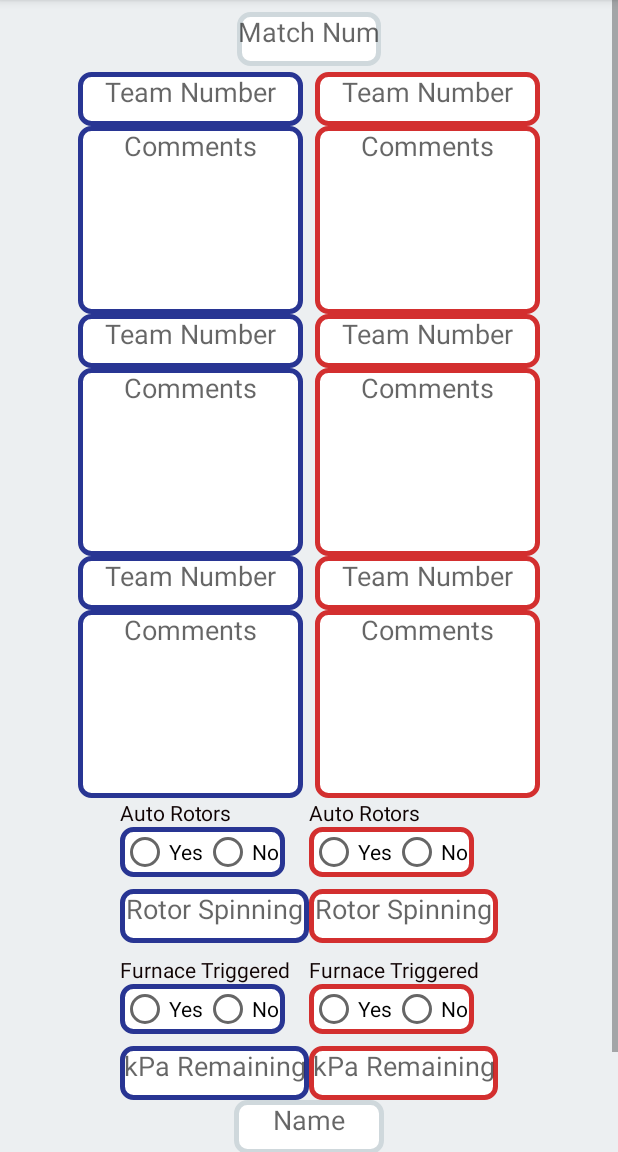
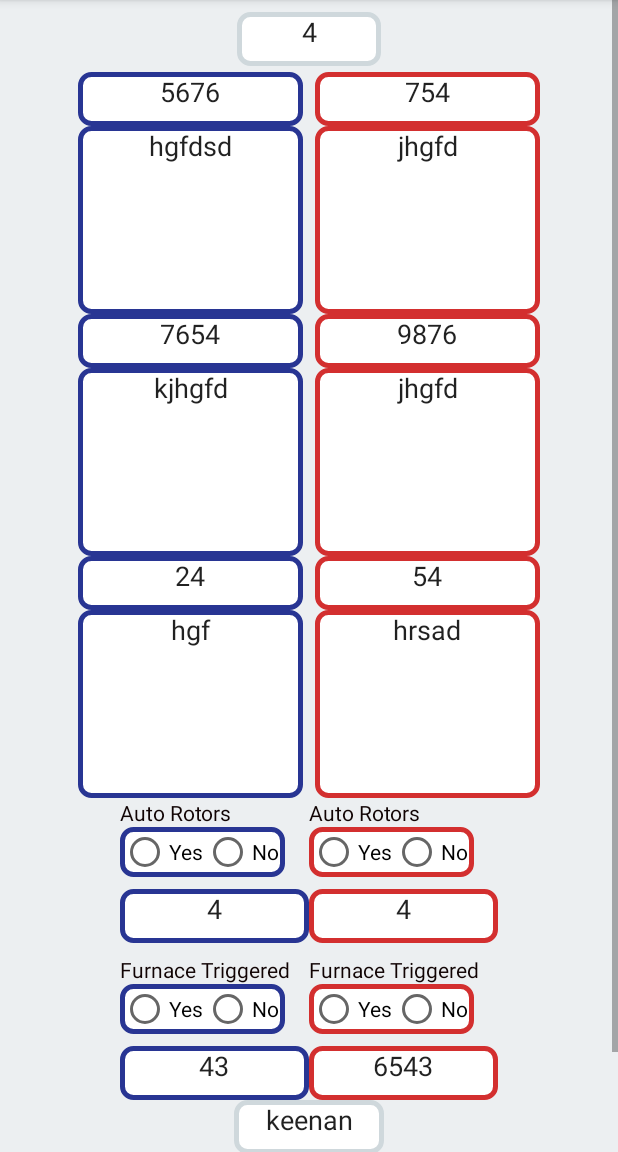
Before and after one commit to Keenan-Ker51/2609Scouting, an Android app: the MentorActivity screen opened directly, with no data from a screen before it, on a phone screen of 412 x 824 dp, the part 84-1236 px from its top. Run offline under Robolectric (Android 15) with nearby library versions, the phone set to English and light mode, and no system bars.

Commit message:
Started Adding stuff from pit scout activity

```diff
--- a/app/src/main/java/com/keenanker/a2609scouting/MentorActivity.java
+++ b/app/src/main/java/com/keenanker/a2609scouting/MentorActivity.java
@@ -70,20 +70,7 @@ public class MentorActivity extends AppCompatActivity {
     String redAutoRotor;
     String redFurnaceCheck;
 
-    public void makeMaster(){
 
-        titleString = "Mentor"+matchNum.getText().toString() + mentorName.getText();
-
-        masterString = teamOneNum.getText().toString() + ";"+  teamOneComments.getText().toString() +
-                ";" + teamTwoNum.getText().toString() + ";"+  teamTwoComments.getText().toString() +
-                ";"+ teamThreeNum.getText().toString() + ";"+  teamThreeComments.getText().toString() +
-                ";"+ teamFourNum.getText().toString() + ";"+  teamFourComments.getText().toString() +
-                ";"+ teamFiveNum.getText().toString() + ",;"+  teamFiveComments.getText().toString() +
-                ";"+ teamSixNum.getText().toString() + ";"+  teamSixComments.getText().toString() + ";"+
-                autoRotor+";"+totalRotorET.getText().toString()+";"+furnaceCheck+";"+kpaRemaining.getText().toString()+
-                ";" + redTotalRotorET.getText().toString()+ ";"+redKpaRemaining+";"+mentorName.getText();
-
-    }
 
     public void saveButton (View view) {
 
@@ -99,6 +86,22 @@ public class MentorActivity extends AppCompatActivity {
         saveFunction(file, saveText);
 
     }
+
+    public void makeMaster(){
+
+        titleString = "Mentor"+matchNum.getText().toString() + mentorName.getText();
+
+        masterString = teamOneNum.getText().toString() + ";"+  teamOneComments.getText().toString() +
+                ";" + teamTwoNum.getText().toString() + ";"+  teamTwoComments.getText().toString() +
+                ";"+ teamThreeNum.getText().toString() + ";"+  teamThreeComments.getText().toString() +
+                ";"+ teamFourNum.getText().toString() + ";"+  teamFourComments.getText().toString() +
+                ";"+ teamFiveNum.getText().toString() + ",;"+  teamFiveComments.getText().toString() +
+                ";"+ teamSixNum.getText().toString() + ";"+  teamSixComments.getText().toString() + ";"+
+                autoRotor+";"+totalRotorET.getText().toString()+";"+furnaceCheck+";"+kpaRemaining.getText().toString()+";"+
+                redAutoRotor + ";"+redTotalRotorET.getText().toString()+ ";"+redFurnaceCheck+ ";"+redKpaRemaining.getText().toString()+";"+mentorName.getText();
+
+    }
+
 
     public static void saveFunction(File file, String[] data) {
 
@@ -223,6 +226,32 @@ public class MentorActivity extends AppCompatActivity {
     }
 
 
+    public void makeFolder() {
+
+        boolean mExternalStorageAvailable = false;
+        boolean mExternalStorageWriteable = false;
+
+        String state = Environment.getExternalStorageState();
+        if (Environment.MEDIA_MOUNTED.equals(state)) {
+            mExternalStorageAvailable = true;
+            mExternalStorageWriteable = true;
+        } else if (Environment.MEDIA_MOUNTED_READ_ONLY.equals(state)) {
+            mExternalStorageAvailable = true;
+            mExternalStorageWriteable = false;
+        } else {
+            mExternalStorageAvailable = false;
+            mExternalStorageWriteable = false;
+        }
+        File exst = Environment.getExternalStorageDirectory();
+        String exstPath = exst.getPath();
+
+        File fooo = new File(exstPath + "/Scouting/Mentor");
+        boolean success = fooo.mkdir();
+        System.out.println(mExternalStorageAvailable);
+        System.out.println(mExternalStorageWriteable);
+        System.out.println(success);
+    }
+
 
     @Override
     protected void onCreate(Bundle savedInstanceState) {
@@ -251,6 +280,13 @@ public class MentorActivity extends AppCompatActivity {
         redKpaRemaining = (EditText) findViewById(R.id.redKpaRemainET);
         redTotalRotorET = (EditText) findViewById(R.id.redRotorCountET);
 
+        autoRotors = (RadioGroup) findViewById(R.id.autoRotorGroup);
+        redAutoRotors = (RadioGroup) findViewById(R.id.redAutoRotorGroup);
+        furnaceGroup = (RadioGroup) findViewById(R.id.furnaceGroup);
+        redFurnaceGroup = (RadioGroup) findViewById(R.id.redFurnaceGroup);
+
+        makeFolder();
+
 
     }
 }
--- a/app/src/main/java/com/keenanker/a2609scouting/ScoutActivity.java
+++ b/app/src/main/java/com/keenanker/a2609scouting/ScoutActivity.java
@@ -439,7 +439,7 @@ public class ScoutActivity extends AppCompatActivity implements View.OnTouchList
         File exst = Environment.getExternalStorageDirectory();
         String exstPath = exst.getPath();
 
-        File fooo = new File(exstPath + "/Scouting/ScoutingData");
+        File fooo = new File(exstPath + "/Scouting");
         boolean success = fooo.mkdir();
         System.out.println(mExternalStorageAvailable);
         System.out.println(mExternalStorageWriteable);
--- a/app/src/main/res/layout/activity_mentor.xml
+++ b/app/src/main/res/layout/activity_mentor.xml
@@ -25,7 +25,7 @@
                 android:hint="Match Num"
                 android:inputType="number"
                 android:layout_marginTop="8sp"
-                />
+                android:text="4" />
 
             <GridLayout
                 android:layout_width="wrap_content"
@@ -48,7 +48,8 @@
                     android:layout_marginEnd="4sp"
                     android:id="@+id/teamOneNum"
                     android:layout_columnWeight="1"
-                    android:layout_rowWeight="1"/>
+                    android:layout_rowWeight="1"
+                    android:text="5676" />
 
                 <EditText
                     android:layout_width="92sp"
@@ -62,7 +63,8 @@
                     android:layout_marginStart="4sp"
                     android:gravity="center_horizontal"
                     android:layout_columnWeight="1"
-                    android:layout_rowWeight="1"/>
+                    android:layout_rowWeight="1"
+                    android:text="754" />
 
 
                 <EditText
@@ -77,20 +79,7 @@
                     android:layout_row="1"
                     android:layout_columnWeight="1"
                     android:layout_rowWeight="1"
-                    />
-
-                <EditText
-                    android:layout_width="150sp"
-                    android:layout_height="125sp"
-                    android:background="@drawable/background_white_red_outline"
-                    android:layout_column="1"
-                    android:hint="Comments"
-                    android:layout_row="1"
-                    android:layout_marginStart="4sp"
-                    android:gravity="center_horizontal"
-                    android:layout_columnWeight="1"
-                    android:layout_rowWeight="1"
-                    android:id="@+id/teamTwoComments" />
+                    android:text="hgfdsd" />
 
                 <EditText
                     android:layout_width="92sp"
@@ -104,21 +93,8 @@
                     android:id="@+id/teamThreeNum"
                     android:layout_marginEnd="4sp"
                     android:layout_columnWeight="1"
-                    android:layout_rowWeight="1"/>
-
-                <EditText
-                    android:layout_width="92sp"
-                    android:layout_height="36sp"
-                    android:background="@drawable/background_white_red_outline"
-                    android:layout_column="1"
-                    android:layout_row="3"
-                    android:hint="Team Number"
-                    android:inputType="numberDecimal"
-                    android:id="@+id/teamFourNum"
-                    android:layout_marginStart="4sp"
-                    android:gravity="center_horizontal"
-                    android:layout_columnWeight="1"
-                    android:layout_rowWeight="1"/>
+                    android:layout_rowWeight="1"
+                    android:text="7654" />
 
 
                 <EditText
@@ -133,7 +109,7 @@
                     android:layout_row="4"
                     android:layout_columnWeight="1"
                     android:layout_rowWeight="1"
-                    />
+                    android:text="kjhgfd" />
 
                 <EditText
                     android:layout_width="150sp"
@@ -146,7 +122,8 @@
                     android:gravity="center_horizontal"
                     android:layout_columnWeight="1"
                     android:layout_rowWeight="1"
-                    android:id="@+id/teamFourComments" />
+                    android:id="@+id/teamFourComments"
+                    android:text="jhgfd" />
 
                 <EditText
                     android:layout_width="92sp"
@@ -160,7 +137,8 @@
                     android:layout_marginEnd="4sp"
                     android:id="@+id/teamFiveNum"
                     android:layout_columnWeight="1"
-                    android:layout_rowWeight="1"/>
+                    android:layout_rowWeight="1"
+                    android:text="24" />
 
                 <EditText
                     android:layout_width="92sp"
@@ -174,7 +152,8 @@
                     android:layout_marginStart="4sp"
                     android:gravity="center_horizontal"
                     android:layout_columnWeight="1"
-                    android:layout_rowWeight="1"/>
+                    android:layout_rowWeight="1"
+                    android:text="54" />
 
 
                 <EditText
@@ -189,7 +168,7 @@
                     android:layout_row="6"
                     android:layout_columnWeight="1"
                     android:layout_rowWeight="1"
-                    />
+                    android:text="hgf" />
 
                 <EditText
                     android:layout_width="150sp"
@@ -202,7 +181,37 @@
                     android:gravity="center_horizontal"
                     android:layout_columnWeight="1"
                     android:layout_rowWeight="1"
-                    android:id="@+id/teamSixComments" />
+                    android:id="@+id/teamSixComments"
+                    android:text="hrsad" />
+
+                <EditText
+                    android:layout_width="150sp"
+                    android:layout_height="125sp"
+                    android:background="@drawable/background_white_red_outline"
+                    android:layout_column="1"
+                    android:hint="Comments"
+                    android:layout_row="1"
+                    android:layout_marginStart="4sp"
+                    android:gravity="center_horizontal"
+                    android:layout_columnWeight="1"
+                    android:layout_rowWeight="1"
+                    android:id="@+id/teamTwoComments"
+                    android:text="jhgfd" />
+
+                <EditText
+                    android:layout_width="92sp"
+                    android:layout_height="36sp"
+                    android:background="@drawable/background_white_red_outline"
+                    android:layout_column="1"
+                    android:layout_row="3"
+                    android:hint="Team Number"
+                    android:inputType="numberDecimal"
+                    android:id="@+id/teamFourNum"
+                    android:layout_marginStart="4sp"
+                    android:gravity="center_horizontal"
+                    android:layout_columnWeight="1"
+                    android:layout_rowWeight="1"
+                    android:text="9876" />
             </GridLayout>
 
             <GridLayout
@@ -258,7 +267,7 @@
                     android:gravity="center_horizontal"
                     android:hint="Rotor Spinning"
                     android:layout_marginBottom="8sp"
-                    />
+                    android:text="4" />
 
                 <TextView
                     android:layout_width="wrap_content"
@@ -306,7 +315,7 @@
                     android:layout_column="0"
                     android:layout_row="5"
                     android:inputType="number"
-                    />
+                    android:text="43" />
 
 
                 <TextView
@@ -355,7 +364,7 @@
                     android:gravity="center_horizontal"
                     android:hint="Rotor Spinning"
                     android:layout_marginBottom="8sp"
-                    />
+                    android:text="4" />
 
                 <TextView
                     android:layout_width="wrap_content"
@@ -403,7 +412,7 @@
                     android:layout_column="1"
                     android:layout_row="5"
                     android:inputType="number"
-                    />
+                    android:text="6543" />
 
             </GridLayout>
 
@@ -419,7 +428,7 @@
                 android:layout_marginBottom="8sp"
                 android:layout_below="@+id/endGameGL"
                 android:layout_centerHorizontal="true"
-                />
+                android:text="keenan" />
 
             <Button
                 android:layout_width="96sp"
```
Lines whose indentation alone changed are shown as unchanged.
